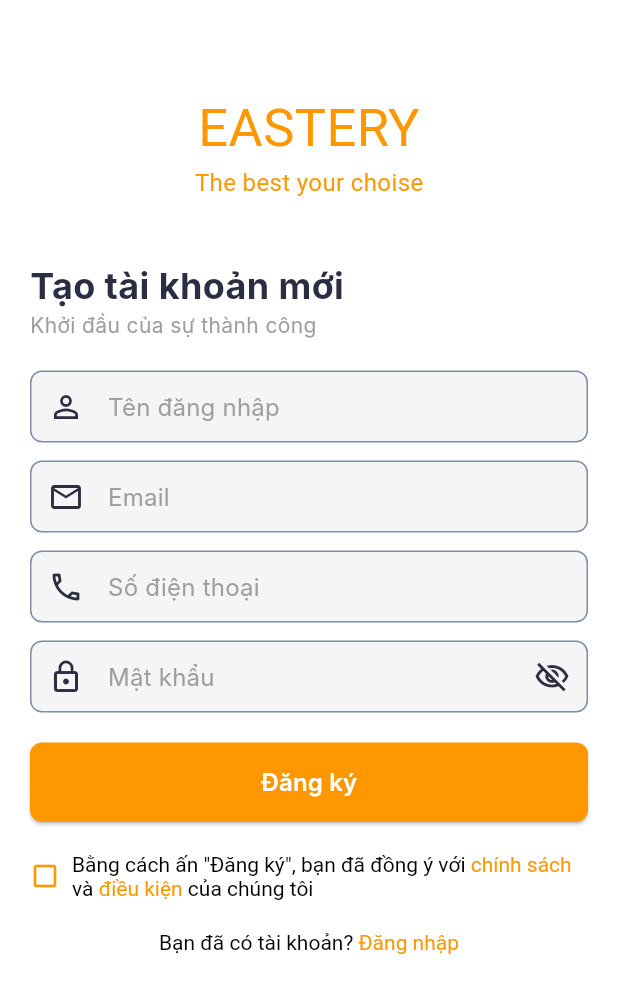
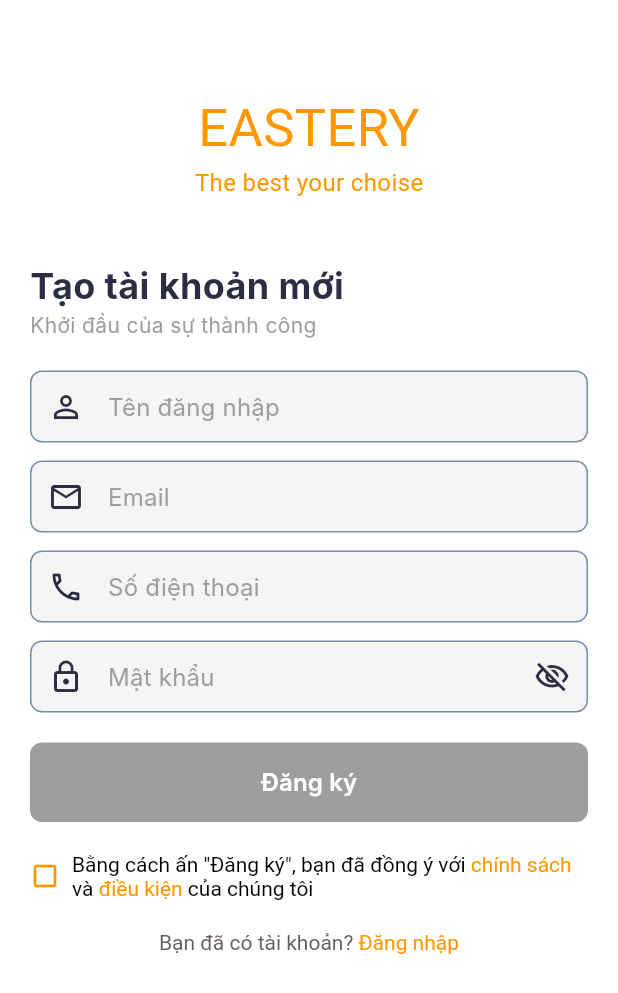
Before and after one commit to xuantruongg03/restaurant_manager_mobile, a Flutter app: the first screen one second after launch, on a phone screen of 412 x 824 dp. Shown: the top 993 px of the screen. Run offline on Flutter 3.47's test engine with Material 3 defaults, Android fonts, the phone set to English and light mode, and no system bars; our stand-ins replace shared_preferences; Roboto replaces fonts that are missing (Inter, KaiseiDecol).

Commit message:
mini fix ui for sign up screen

```diff
--- a/lib/config/routes/app_router.dart
+++ b/lib/config/routes/app_router.dart
@@ -1,4 +1,5 @@
 import 'package:flutter/material.dart';
+import 'package:restaurant_manager_mobile/presentation/screens/auth/login_screen.dart';
 import 'package:restaurant_manager_mobile/presentation/screens/home/home_screen.dart';
 import 'package:restaurant_manager_mobile/presentation/screens/splash/splash_screen.dart';
 import '../../presentation/screens/auth/sign_up_screen.dart';
@@ -9,10 +10,10 @@ class AppRouter {
 
   static Route<dynamic> onGenerateRoute(RouteSettings settings) {
     switch (settings.name) {
-       case RouteNames.splash:
-        return MaterialPageRoute(
-          builder: (_) => const SplashScreen(),
-        );
+      //  case RouteNames.splash:
+      //   return MaterialPageRoute(
+      //     builder: (_) => const SplashScreen(),
+      //   );
 
       case RouteNames.signUp:
         return MaterialPageRoute(
@@ -23,6 +24,11 @@ class AppRouter {
       return MaterialPageRoute(
         builder: (_) => const HomeScreen(),
       );
+
+      case RouteNames.login:
+        return MaterialPageRoute(
+          builder: (_) => const LoginScreen(),
+        );
       // ... other routes ...
 
       default:
--- a/lib/core/theme/color_schemes.dart
+++ b/lib/core/theme/color_schemes.dart
@@ -20,6 +20,7 @@ class AppColors {
   static const Color lightSurface = Color(0xFFFFFFFF);
   static const Color darkBackground = Color(0xFF121212);
   static const Color darkSurface = Color(0xFF1E1E1E);
+  static const Color disableButton = Color.fromARGB(255, 102, 94, 94);
 
   // Light Color Scheme
   static const ColorScheme lightColorScheme = ColorScheme(
--- a/lib/presentation/screens/auth/sign_up_screen.dart
+++ b/lib/presentation/screens/auth/sign_up_screen.dart
@@ -1,5 +1,6 @@
 import 'package:flutter/gestures.dart';
 import 'package:flutter/material.dart';
+import 'package:restaurant_manager_mobile/core/theme/color_schemes.dart';
 
 class SignUpScreen extends StatelessWidget {
   const SignUpScreen({super.key});
@@ -26,6 +27,7 @@ class SignUp extends StatefulWidget {
 
 class _SignUpState extends State<SignUp> {
   bool _isPasswordVisible = false;
+  bool _isTermsAccepted = false;
 
   @override
   Widget build(BuildContext context) {
@@ -157,13 +159,14 @@ class _SignUpState extends State<SignUp> {
           SizedBox(
             width: double.infinity,
             child: ElevatedButton(
-              onPressed: () {},
+              onPressed: _isTermsAccepted ? () {} : null,
               style: ElevatedButton.styleFrom(
                 backgroundColor: Colors.orange,
                 padding: const EdgeInsets.symmetric(vertical: 15),
                 shape: RoundedRectangleBorder(
                   borderRadius: BorderRadius.circular(8),
                 ),
+                disabledBackgroundColor: Colors.grey,
               ),
               child: const Text(
                 'Đăng ký',
@@ -178,8 +181,18 @@ class _SignUpState extends State<SignUp> {
           // Terms and conditions
           Row(
             children: [
-              const Icon(Icons.check_box_outline_blank,
-                  size: 20, color: Colors.orange),
+              GestureDetector(
+                onTap: () {
+                  setState(() {
+                    _isTermsAccepted = !_isTermsAccepted;
+                  });
+                },
+                child: Icon(
+                  _isTermsAccepted ? Icons.check_box : Icons.check_box_outline_blank,
+                  size: 20,
+                  color: Colors.orange,
+                ),
+              ),
               const SizedBox(width: 8),
               Expanded(
                 child: RichText(
@@ -209,7 +222,7 @@ class _SignUpState extends State<SignUp> {
           Center(
             child: RichText(
               text: TextSpan(
-                style: const TextStyle(color: Colors.black),
+                style: const TextStyle(color: AppColors.disableButton),
                 children: [
                   const TextSpan(text: 'Bạn đã có tài khoản? '),
                   TextSpan(
```
Also changed, not shown: lib/presentation/screens/auth/login_screen.dart (added, +10 -0 lines).
